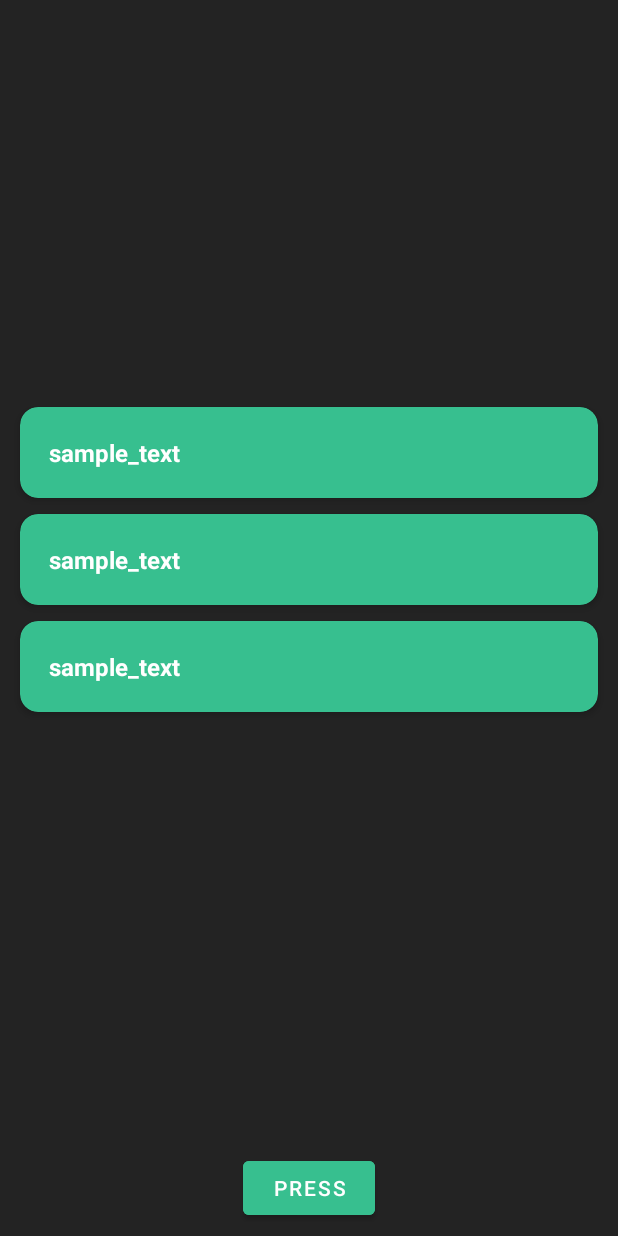
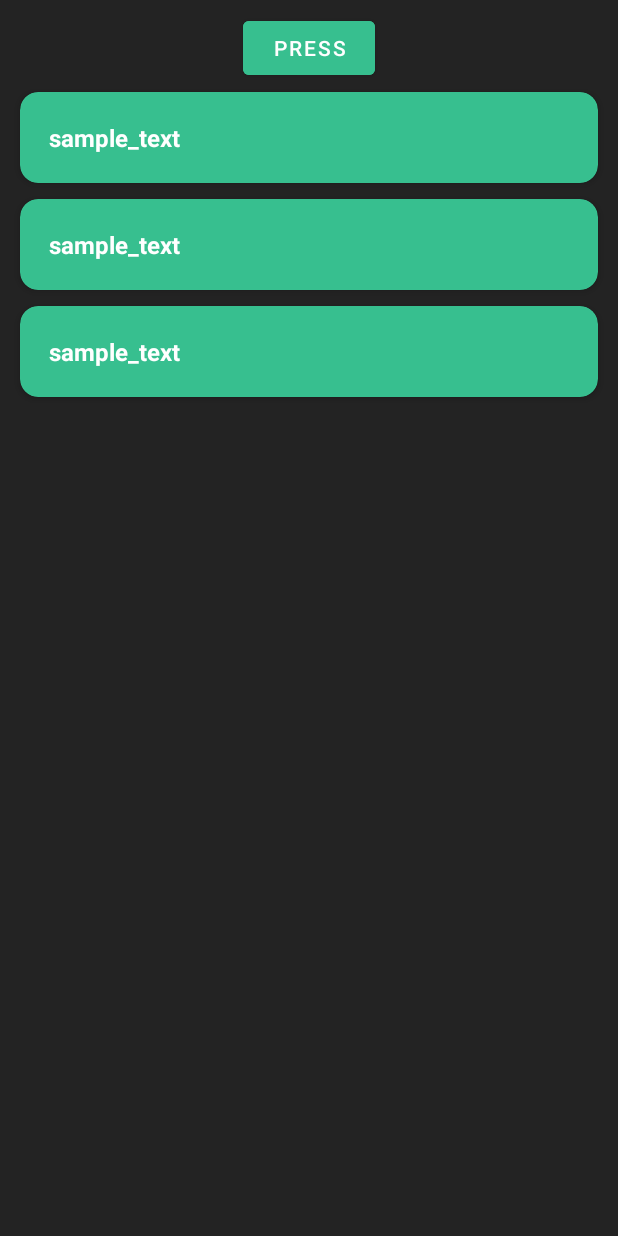
Before and after one commit to XCMachine/Rijs-museum, an Android app: the layout activity_main.xml on its own in the app's theme, with its tools: preview values and no code run, on a phone screen of 412 x 824 dp. Run offline under Robolectric (Android 15) with nearby library versions, the phone set to English and light mode, and no system bars.

Commit message:
Update activity_main.xml

```diff
--- a/RijsMuseum/app/src/main/res/layout/activity_main.xml
+++ b/RijsMuseum/app/src/main/res/layout/activity_main.xml
@@ -8,25 +8,25 @@
     android:padding="8dp"
     tools:context=".MainActivity">
 
-    <androidx.recyclerview.widget.RecyclerView
-        android:id="@+id/recyclerView"
-        android:layout_width="match_parent"
-        android:layout_height="wrap_content"
-        android:layout_marginBottom="30dp"
-        app:layout_constraintBottom_toTopOf="@id/getButton"
-        app:layout_constraintStart_toStartOf="parent"
-        app:layout_constraintEnd_toEndOf="parent"
-        app:layout_constraintTop_toTopOf="parent"
-        tools:listitem="@layout/card_items"/>
-
     <Button
         android:id="@+id/getButton"
         android:layout_width="wrap_content"
         android:layout_height="wrap_content"
         android:backgroundTint="#37BF8F"
         android:text="@string/press"
-        app:layout_constraintBottom_toBottomOf="parent"
+        app:layout_constraintEnd_toEndOf="parent"
         app:layout_constraintStart_toStartOf="parent"
-        app:layout_constraintEnd_toEndOf="parent" />
+        app:layout_constraintTop_toTopOf="parent" />
+
+    <androidx.recyclerview.widget.RecyclerView
+        android:id="@+id/recyclerView"
+        android:layout_width="match_parent"
+        android:layout_height="0dp"
+        android:layout_marginBottom="30dp"
+        app:layout_constraintTop_toBottomOf="@id/getButton"
+        app:layout_constraintStart_toStartOf="parent"
+        app:layout_constraintEnd_toEndOf="parent"
+        tools:listitem="@layout/card_items"/>
+
 
 </androidx.constraintlayout.widget.ConstraintLayout>
```
